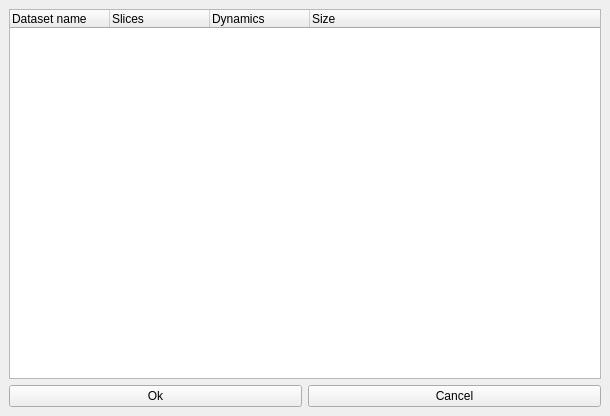
Above: imageviewer/ui/selectBox.ui from melissa05/ImageViewer before the change. Below: the same form after it.
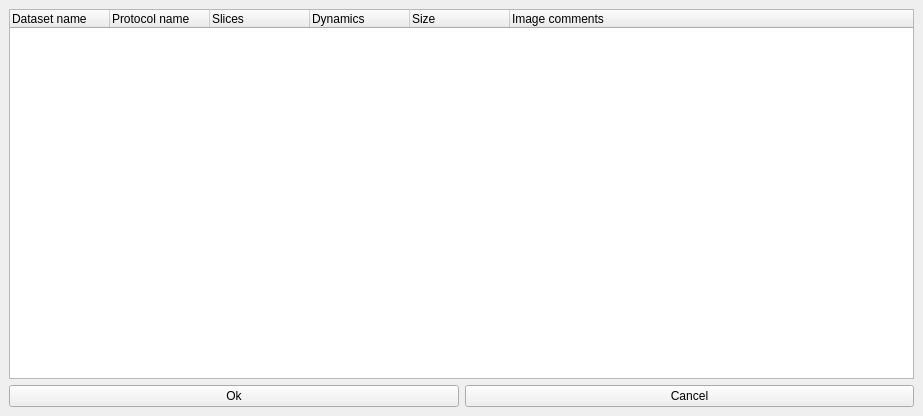
That is the form after the change.

Commit message: Metadata is now also read from .h5 files: comes into affect when data is selected via SelectBox, after data is loaded patientdata labels in GUI, when user wants to show metadata in MetadataWindow. New test dataset with random image data and relevant metadata added (test_metadata.h5). Protocol name and image comment added as columns in SelectBox. ImageViewer's methods set_patientdata_labels_h5() and set_patientdata_labels_dicom() were combined into set_patientdata_labels().

Diff of the .ui file:
```diff
--- a/imageviewer/ui/selectBox.ui
+++ b/imageviewer/ui/selectBox.ui
@@ -6,7 +6,7 @@
    <rect>
     <x>0</x>
     <y>0</y>
-    <width>610</width>
+    <width>923</width>
     <height>416</height>
    </rect>
   </property>
@@ -33,7 +33,7 @@
        <bool>false</bool>
       </property>
       <property name="columnCount">
-       <number>4</number>
+       <number>6</number>
       </property>
       <attribute name="headerCascadingSectionResizes">
        <bool>false</bool>
@@ -52,6 +52,11 @@
         <string notr="true">Dataset name</string>
        </property>
       </column>
+      <column>
+       <property name="text">
+        <string>Protocol name</string>
+       </property>
+      </column>
       <column>
        <property name="text">
         <string notr="true">Slices</string>
@@ -67,6 +72,11 @@
         <string notr="true">Size</string>
        </property>
       </column>
+      <column>
+       <property name="text">
+        <string>Image comments</string>
+       </property>
+      </column>
      </widget>
     </item>
     <item>
```
The commit also changes 5 other files.
